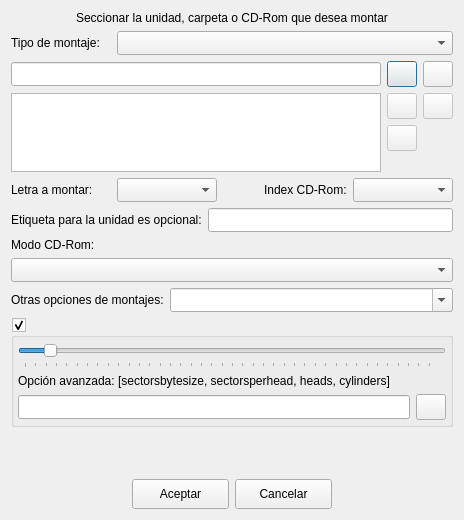
The window that ui/addedit_montajes.ui (Monthy/gr-lida) describes before a commit, drawn with Qt 5.
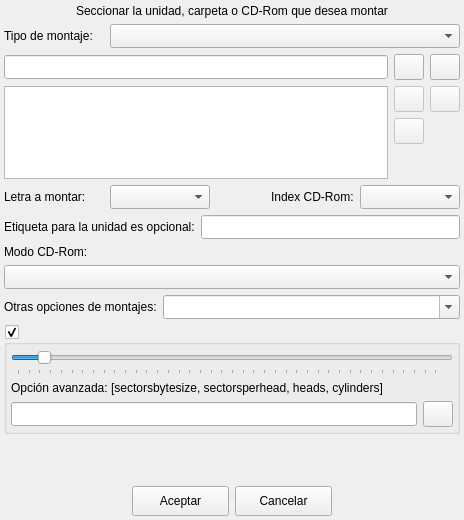
The same window after the commit. Icons and pictures are not drawn.

What changed in the file:
```diff
--- a/ui/addedit_montajes.ui
+++ b/ui/addedit_montajes.ui
@@ -24,6 +24,9 @@
     <normaloff>:/img16/gr-lida.png</normaloff>:/img16/gr-lida.png</iconset>
   </property>
   <layout class="QVBoxLayout" name="verticalLayout" stretch="0,0,0,0,0,0,0,0,0,1,0">
+   <property name="margin">
+    <number>4</number>
+   </property>
    <item>
     <widget class="QLabel" name="lb_Montaje_1">
      <property name="text">
@@ -79,39 +82,6 @@
       <property name="margin">
        <number>0</number>
       </property>
-      <item row="0" column="1">
-       <widget class="QPushButton" name="btnDirFile">
-        <property name="minimumSize">
-         <size>
-          <width>30</width>
-          <height>26</height>
-         </size>
-        </property>
-        <property name="maximumSize">
-         <size>
-          <width>30</width>
-          <height>26</height>
-         </size>
-        </property>
-        <property name="text">
-         <string/>
-        </property>
-        <property name="icon">
-         <iconset resource="../res/gr-lida.qrc">
-          <normaloff>:/img16/carpeta_0.png</normaloff>:/img16/carpeta_0.png</iconset>
-        </property>
-       </widget>
-      </item>
-      <item row="0" column="0">
-       <widget class="QLineEdit" name="txtMontaje_path">
-        <property name="minimumSize">
-         <size>
-          <width>0</width>
-          <height>24</height>
-         </size>
-        </property>
-       </widget>
-      </item>
       <item row="1" column="2">
        <widget class="QPushButton" name="btnDeleteIso">
         <property name="enabled">
@@ -164,16 +134,6 @@
         </property>
        </widget>
       </item>
-      <item row="1" column="0" rowspan="3">
-       <widget class="QListWidget" name="lw_MultiIso">
-        <property name="minimumSize">
-         <size>
-          <width>0</width>
-          <height>70</height>
-         </size>
-        </property>
-       </widget>
-      </item>
       <item row="0" column="2">
        <widget class="QPushButton" name="btnDirFile_clear">
         <property name="minimumSize">
@@ -197,6 +157,29 @@
         </property>
        </widget>
       </item>
+      <item row="0" column="1">
+       <widget class="QPushButton" name="btnDirFile">
+        <property name="minimumSize">
+         <size>
+          <width>30</width>
+          <height>26</height>
+         </size>
+        </property>
+        <property name="maximumSize">
+         <size>
+          <width>30</width>
+          <height>26</height>
+         </size>
+        </property>
+        <property name="text">
+         <string/>
+        </property>
+        <property name="icon">
+         <iconset resource="../res/gr-lida.qrc">
+          <normaloff>:/img16/carpeta_0.png</normaloff>:/img16/carpeta_0.png</iconset>
+        </property>
+       </widget>
+      </item>
       <item row="2" column="1">
        <widget class="QPushButton" name="btnBajarIso">
         <property name="enabled">
@@ -223,6 +206,26 @@
         </property>
        </widget>
       </item>
+      <item row="1" column="0" rowspan="3">
+       <widget class="QListWidget" name="lw_MultiIso">
+        <property name="minimumSize">
+         <size>
+          <width>0</width>
+          <height>70</height>
+         </size>
+        </property>
+       </widget>
+      </item>
+      <item row="0" column="0">
+       <widget class="QLineEdit" name="txtMontaje_path">
+        <property name="minimumSize">
+         <size>
+          <width>0</width>
+          <height>24</height>
+         </size>
+        </property>
+       </widget>
+      </item>
      </layout>
      <zorder>btnDeleteIso</zorder>
      <zorder>btnSubirIso</zorder>
```
Left out of the diff: 8 changed lines with no effect on the pictures.
